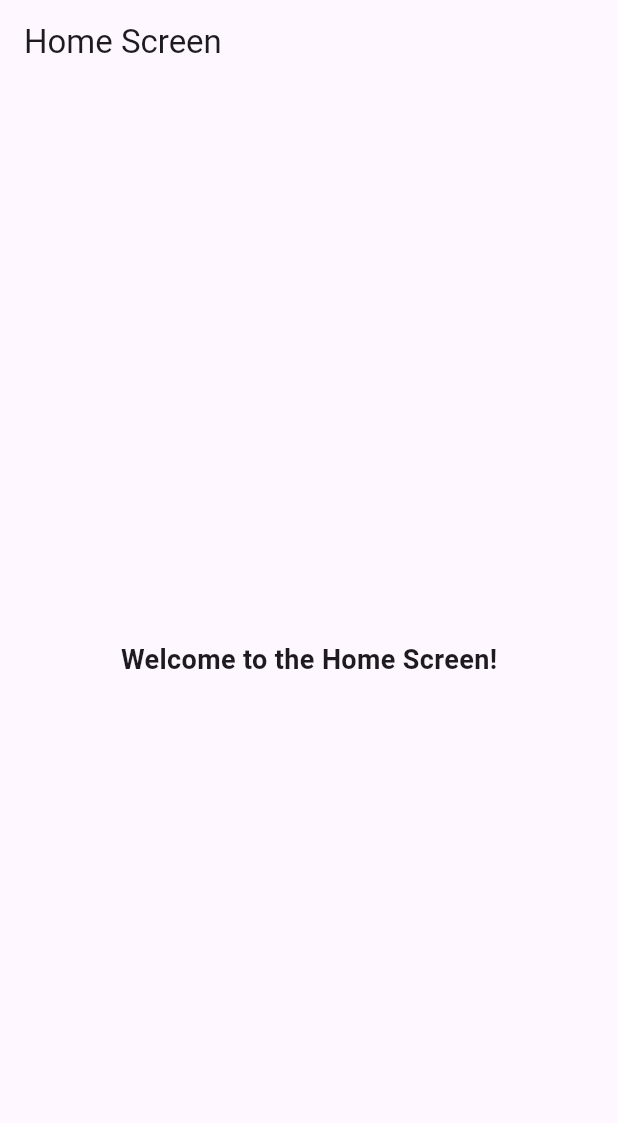
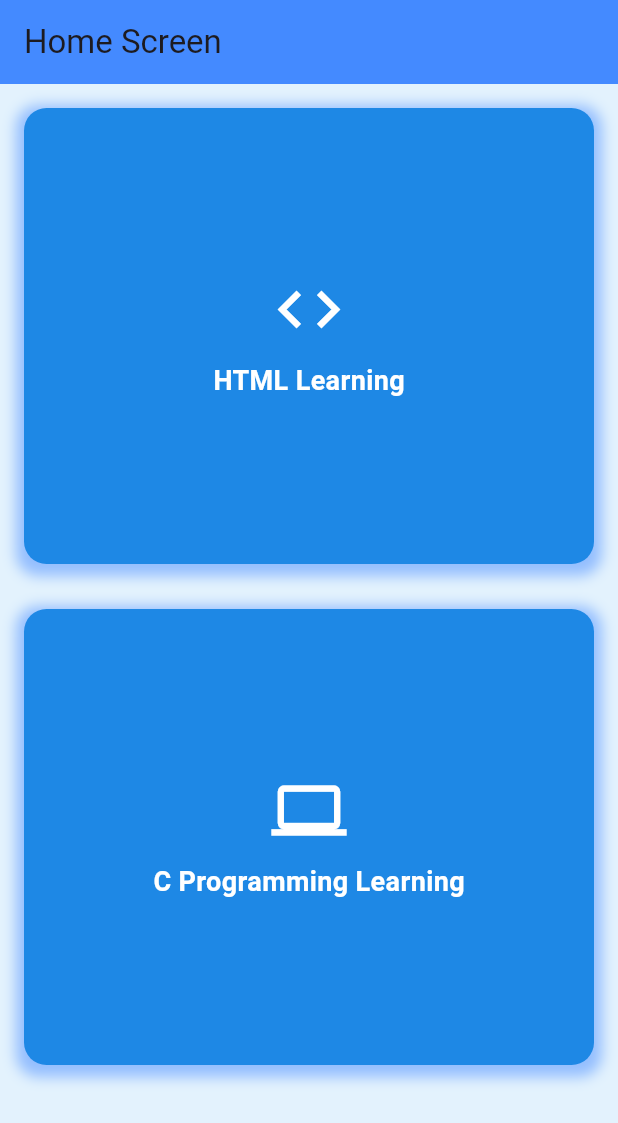
Before and after one commit to Azrul16/ICT-Ebook-HSC-level, a Flutter app: the screen it shows after launch, on a phone screen of 412 x 824 dp. Shown: the top 1123 px of the screen. Run offline on Flutter 3.47's test engine with Material 3 defaults, Android fonts, the phone set to English and light mode, and no system bars; our stand-ins replace webview_flutter; missing offline and left inert: flutter_code_editor, highlight.

```diff
--- a/ebook/lib/home_screen.dart
+++ b/ebook/lib/home_screen.dart
@@ -1,4 +1,5 @@
 import 'package:flutter/material.dart';
+import 'package:ebook/chapter4/lesson1.dart';
 
 class HomeScreen extends StatelessWidget {
   const HomeScreen({super.key});
@@ -6,11 +7,99 @@ class HomeScreen extends StatelessWidget {
   @override
   Widget build(BuildContext context) {
     return Scaffold(
-      appBar: AppBar(title: Text("Home Screen")),
-      body: Center(
-        child: Text(
-          "Welcome to the Home Screen!",
-          style: TextStyle(fontSize: 18, fontWeight: FontWeight.bold),
+      appBar: AppBar(
+        title: Text("Home Screen"),
+        backgroundColor: Colors.blueAccent,
+      ),
+      body: Container(
+        color: Colors.blue[50],
+        padding: const EdgeInsets.all(16.0),
+        child: GridView(
+          gridDelegate: SliverGridDelegateWithFixedCrossAxisCount(
+            crossAxisCount: 1,
+            crossAxisSpacing: 30,
+            mainAxisSpacing: 30,
+            childAspectRatio: 1.25,
+          ),
+          children: [
+            GestureDetector(
+              onTap: () {
+                Navigator.of(context).push(
+                  MaterialPageRoute(
+                    builder: (context) => Lesson1(),
+                  ),
+                );
+                print("HTML Learning clicked");
+              },
+              child: Container(
+                decoration: BoxDecoration(
+                  color: Colors.blue[600],
+                  borderRadius: BorderRadius.circular(15),
+                  boxShadow: [
+                    BoxShadow(
+                      // ignore: deprecated_member_use
+                      color: Colors.blueAccent.withOpacity(0.5),
+                      spreadRadius: 5,
+                      blurRadius: 7,
+                      offset: Offset(0, 3),
+                    ),
+                  ],
+                ),
+                child: Center(
+                  child: Column(
+                    mainAxisSize: MainAxisSize.min,
+                    children: [
+                      Icon(Icons.code, size: 50, color: Colors.white),
+                      SizedBox(height: 10),
+                      Text(
+                        "HTML Learning",
+                        style: TextStyle(
+                          fontSize: 18,
+                          fontWeight: FontWeight.bold,
+                          color: Colors.white,
+                        ),
+                      ),
+                    ],
+                  ),
+                ),
+              ),
+            ),
+            GestureDetector(
+              onTap: () {},
+              child: Container(
+                decoration: BoxDecoration(
+                  color: Colors.blue[600],
+                  borderRadius: BorderRadius.circular(15),
+                  boxShadow: [
+                    BoxShadow(
+                      // ignore: deprecated_member_use
+                      color: Colors.blueAccent.withOpacity(0.5),
+                      spreadRadius: 5,
+                      blurRadius: 7,
+                      offset: Offset(0, 3),
+                    ),
+                  ],
+                ),
+                child: Center(
+                  child: Column(
+                    mainAxisSize: MainAxisSize.min,
+                    children: [
+                      Icon(Icons.computer, size: 50, color: Colors.white),
+                      SizedBox(height: 10),
+                      Text(
+                        "C Programming Learning",
+                        style: TextStyle(
+                          fontSize: 18,
+                          fontWeight: FontWeight.bold,
+                          color: Colors.white,
+                        ),
+                      ),
+                    ],
+                  ),
+                ),
+              ),
+            ),
+          ],
         ),
       ),
     );
```
Also changed, not shown: ebook/lib/chapter4/lesson1.dart (added, +25 -0 lines), ebook/lib/constrains/compiler.dart (added, +104 -0 lines), ebook/lib/main.dart (+7 -6 lines), ebook/pubspec.yaml (+7 -2 lines), ebook/assets/ict_logo.png (added), ebook/pubspec.lock, 5 other files.
